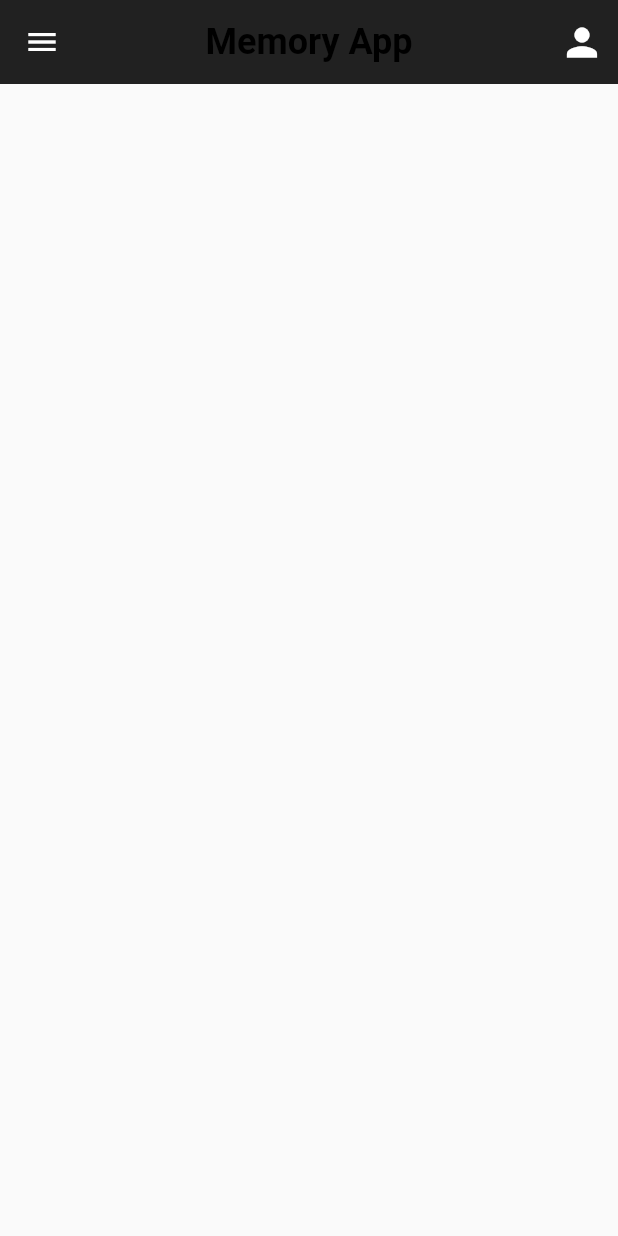
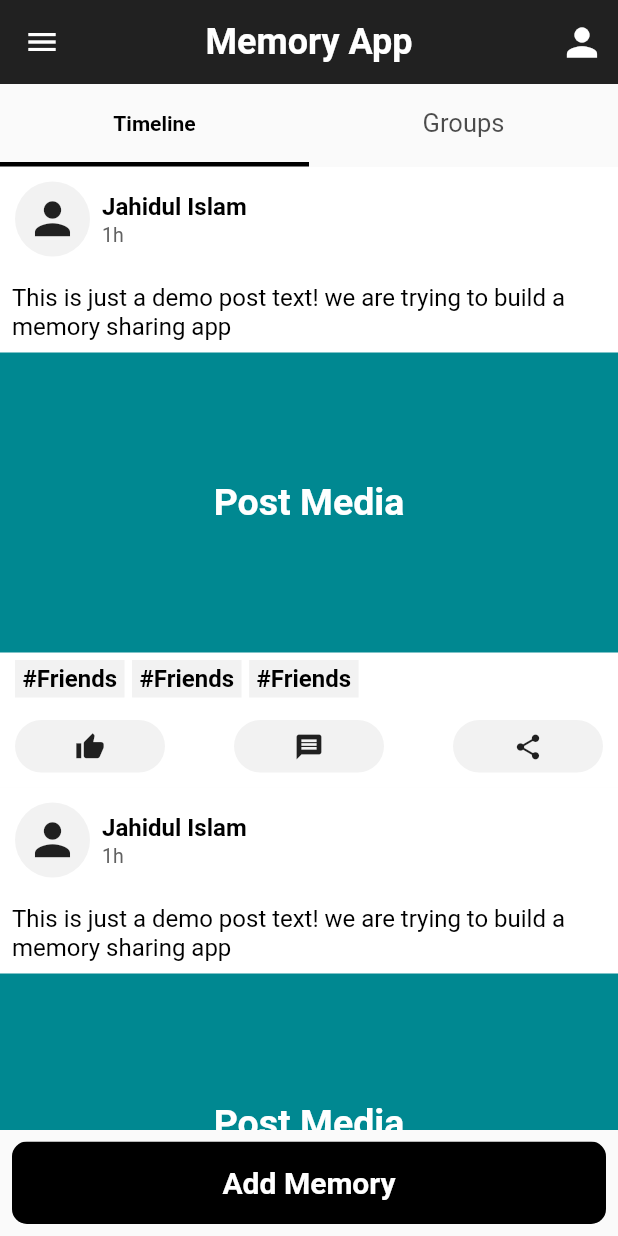
Before and after one commit to jahidul96/Memory_ShareApp_Flutter, a Flutter app: the HomeScreen screen opened by its route, on a phone screen of 412 x 824 dp. Run offline on Flutter 3.47's test engine with Material 2 defaults, Android fonts, the phone set to English and light mode, and no system bars.

Commit message:
added home page ui and tabs etc

```diff
--- a/lib/screens/auth/login.dart
+++ b/lib/screens/auth/login.dart
@@ -1,7 +1,6 @@
 import 'package:flutter/material.dart';
-import 'package:flutter/src/widgets/framework.dart';
-import 'package:flutter/src/widgets/placeholder.dart';
 import 'package:memoryapp/screens/auth/register.dart';
+import 'package:memoryapp/screens/home.dart';
 import 'package:memoryapp/utils/app_colors.dart';
 import 'package:memoryapp/widgets/custome_button.dart';
 import 'package:memoryapp/widgets/text_comp.dart';
@@ -49,7 +48,13 @@
             const SizedBox(height: 25),
             CustomButton(
               text: "LOGIN",
-              onPressed: () {},
+              onPressed: () {
+                Navigator.pushNamed(context, HomeScreen.routeName);
+              },
+            ),
+            const SizedBox(height: 15),
+            Center(
+              child: TextComp(text: "Forgot Password ?"),
             ),
             const SizedBox(height: 15),
             Row(
--- a/lib/screens/auth/register.dart
+++ b/lib/screens/auth/register.dart
@@ -1,7 +1,6 @@
 import 'package:flutter/material.dart';
-import 'package:flutter/src/widgets/framework.dart';
-import 'package:flutter/src/widgets/placeholder.dart';
 import 'package:memoryapp/screens/auth/login.dart';
+import 'package:memoryapp/screens/home.dart';
 import 'package:memoryapp/utils/app_colors.dart';
 import 'package:memoryapp/widgets/custome_button.dart';
 import 'package:memoryapp/widgets/text_comp.dart';
@@ -56,7 +55,9 @@
             const SizedBox(height: 25),
             CustomButton(
               text: "SIGN UP",
-              onPressed: () {},
+              onPressed: () {
+                Navigator.pushNamed(context, HomeScreen.routeName);
+              },
             ),
             const SizedBox(height: 15),
             Row(
--- a/lib/screens/home.dart
+++ b/lib/screens/home.dart
@@ -1,7 +1,9 @@
 import 'package:flutter/material.dart';
-import 'package:flutter/src/widgets/framework.dart';
-import 'package:flutter/src/widgets/placeholder.dart';
+import 'package:memoryapp/utils/app_colors.dart';
+import 'package:memoryapp/widgets/custome_button.dart';
 import 'package:memoryapp/widgets/text_comp.dart';
+import 'package:memoryapp/widgets/single_post.dart';
+import 'package:memoryapp/widgets/single_group.dart';
 
 class HomeScreen extends StatefulWidget {
   static const routeName = "HomeScreen";
@@ -14,13 +16,16 @@
 class _HomeScreenState extends State<HomeScreen> {
   @override
   Widget build(BuildContext context) {
-    return Scaffold(
+    return DefaultTabController(
+      length: 2,
+      child: Scaffold(
         appBar: AppBar(
           backgroundColor: Colors.grey.shade900,
           elevation: 0,
           title: TextComp(
             text: "Memory App",
             size: 24,
+            color: AppColors.whiteColor,
           ),
           centerTitle: true,
           actions: [
@@ -32,7 +37,60 @@
                 ))
           ],
         ),
+        body: Column(
+          children: [
+            // Tabs contents
+            const SizedBox(
+              height: 55,
+              width: double.infinity,
+              child: TabBar(
+                dividerColor: AppColors.black,
+                labelColor: AppColors.black,
+                indicatorWeight: 3.0,
+                indicatorSize: TabBarIndicatorSize.tab,
+                indicatorColor: AppColors.black,
+                labelStyle: TextStyle(fontWeight: FontWeight.bold),
+                unselectedLabelStyle:
+                    TextStyle(fontWeight: FontWeight.normal, fontSize: 17),
+                tabs: [
+                  Text("Timeline"),
+                  Text("Groups"),
+                ],
+              ),
+            ),
+            Expanded(
+              child: TabBarView(children: [
+                // timeline tab content
+
+                ListView.builder(
+                  itemCount: 5,
+                  itemBuilder: (context, index) {
+                    return SinglePostComp();
+                  },
+                ),
+
+                // groups tab content
+                ListView.builder(
+                  itemCount: 8,
+                  itemBuilder: (context, index) {
+                    return SingleGroup();
+                  },
+                ),
+              ]),
+            ),
+
+            // add memory button
+            Padding(
+              padding: const EdgeInsets.all(8.0),
+              child: CustomButton(
+                text: "Add Memory",
+                onPressed: () {},
+              ),
+            )
+          ],
+        ),
         drawer: Drawer(),
+      ),
     );
   }
 }
--- a/lib/utils/app_colors.dart
+++ b/lib/utils/app_colors.dart
@@ -7,5 +7,5 @@
   static final greyColor = Colors.grey.shade700;
   static const buttonColor = Colors.deepOrange;
   static const authBackgroundColor = Color(0xFF00235B);
-  static const frndMsgBackGround = Color(0XFFE1FFB1);
+  static const lightGrey = Color(0XFFf2f2f2);
 }
--- /dev/null
+++ b/lib/widgets/single_group.dart
@@ -0,0 +1,48 @@
+import 'package:flutter/material.dart';
+import 'package:memoryapp/utils/app_colors.dart';
+import 'package:memoryapp/widgets/text_comp.dart';
+
+class SingleGroup extends StatelessWidget {
+  const SingleGroup({super.key});
+
+  @override
+  Widget build(BuildContext context) {
+    return Container(
+      padding: const EdgeInsets.symmetric(horizontal: 10),
+      margin: const EdgeInsets.symmetric(vertical: 15),
+      child: Row(
+        children: [
+          // group image
+          Container(
+            width: 150,
+            height: 100,
+            decoration: BoxDecoration(
+                color: AppColors.appbarColor,
+                borderRadius: BorderRadius.circular(10)),
+            child: Center(
+              child: TextComp(
+                text: "Group Image",
+                color: AppColors.whiteColor,
+              ),
+            ),
+          ),
+
+          const SizedBox(width: 10),
+
+// group right content
+
+          Column(
+            crossAxisAlignment: CrossAxisAlignment.start,
+            children: [
+              TextComp(text: "Group Name"),
+              const SizedBox(height: 5),
+              TextComp(text: "Creator Name"),
+              const SizedBox(height: 5),
+              TextComp(text: "#tags"),
+            ],
+          )
+        ],
+      ),
+    );
+  }
+}
--- /dev/null
+++ b/lib/widgets/single_post.dart
@@ -0,0 +1,174 @@
+import 'package:flutter/material.dart';
+import 'package:memoryapp/utils/app_colors.dart';
+import 'package:memoryapp/widgets/text_comp.dart';
+
+class SinglePostComp extends StatelessWidget {
+  const SinglePostComp({super.key});
+
+  @override
+  Widget build(BuildContext context) {
+    return Container(
+      color: AppColors.whiteColor,
+      padding: const EdgeInsets.only(bottom: 10),
+      child: Column(
+        children: [
+          // top profile section
+          Padding(
+            padding: const EdgeInsets.symmetric(horizontal: 10, vertical: 10),
+            child: Row(
+              crossAxisAlignment: CrossAxisAlignment.center,
+              children: [
+                Container(
+                  width: 50,
+                  height: 50,
+                  decoration: BoxDecoration(
+                    color: AppColors.lightGrey,
+                    borderRadius: BorderRadius.circular(30),
+                  ),
+                  child: const Icon(
+                    Icons.person,
+                    size: 35,
+                  ),
+                ),
+                const SizedBox(width: 8),
+                Column(
+                  crossAxisAlignment: CrossAxisAlignment.start,
+                  children: [
+                    TextComp(text: "Jahidul Islam"),
+                    const SizedBox(height: 2),
+                    TextComp(
+                      text: "1h",
+                      color: AppColors.greyColor,
+                      fontweight: FontWeight.normal,
+                      size: 13,
+                    ),
+                  ],
+                ),
+              ],
+            ),
+          ),
+
+          // post text
+          Padding(
+            padding: const EdgeInsets.all(8.0),
+            child: TextComp(
+              text:
+                  "This is just a demo post text! we are trying to build a memory sharing app",
+              fontweight: FontWeight.normal,
+              size: 16,
+              // color: AppColors.greyColor,
+            ),
+          ),
+
+          // post image
+          Container(
+            height: 200,
+            width: double.infinity,
+            color: AppColors.appbarColor,
+            child: Center(
+              child: TextComp(
+                text: "Post Media",
+                color: AppColors.whiteColor,
+                size: 25,
+              ),
+            ),
+          ),
+
+          // post tag
+          Padding(
+            padding: const EdgeInsets.symmetric(horizontal: 10, vertical: 5),
+            child: Row(
+              children: [
+                Container(
+                  margin: const EdgeInsets.only(right: 5),
+                  padding:
+                      const EdgeInsets.symmetric(vertical: 3, horizontal: 5),
+                  decoration: const BoxDecoration(
+                    color: AppColors.lightGrey,
+                  ),
+                  child: TextComp(text: "#Friends"),
+                ),
+                Container(
+                  margin: const EdgeInsets.only(right: 5),
+                  padding:
+                      const EdgeInsets.symmetric(vertical: 3, horizontal: 5),
+                  decoration: const BoxDecoration(
+                    color: AppColors.lightGrey,
+                  ),
+                  child: TextComp(text: "#Friends"),
+                ),
+                Container(
+                  margin: const EdgeInsets.only(right: 5),
+                  padding:
+                      const EdgeInsets.symmetric(vertical: 3, horizontal: 5),
+                  decoration: const BoxDecoration(
+                    color: AppColors.lightGrey,
+                  ),
+                  child: TextComp(text: "#Friends"),
+                ),
+              ],
+            ),
+          ),
+
+          const SizedBox(height: 10),
+
+          // like/comment/share icon container
+          Padding(
+            padding: const EdgeInsets.symmetric(horizontal: 10),
+            child: Row(
+              crossAxisAlignment: CrossAxisAlignment.center,
+              mainAxisAlignment: MainAxisAlignment.spaceBetween,
+              children: [
+                Container(
+                  width: 100,
+                  height: 35,
+                  decoration: BoxDecoration(
+                      color: AppColors.lightGrey,
+                      borderRadius: BorderRadius.circular(20)),
+                  child: Center(
+                    child: IconButton(
+                        onPressed: () {},
+                        icon: const Icon(
+                          Icons.thumb_up,
+                          size: 20,
+                        )),
+                  ),
+                ),
+                Container(
+                  width: 100,
+                  height: 35,
+                  decoration: BoxDecoration(
+                      color: AppColors.lightGrey,
+                      borderRadius: BorderRadius.circular(20)),
+                  child: Center(
+                    child: IconButton(
+                        onPressed: () {},
+                        icon: const Icon(
+                          Icons.message,
+                          size: 20,
+                        )),
+                  ),
+                ),
+                Container(
+                  width: 100,
+                  height: 35,
+                  decoration: BoxDecoration(
+                      color: AppColors.lightGrey,
+                      borderRadius: BorderRadius.circular(20)),
+                  child: Center(
+                    child: IconButton(
+                        onPressed: () {},
+                        icon: const Icon(
+                          Icons.share,
+                          size: 20,
+                        )),
+                  ),
+                )
+              ],
+            ),
+          )
+        ],
+      ),
+    );
+  }
+}
```
Lines whose indentation alone changed are shown as unchanged.
